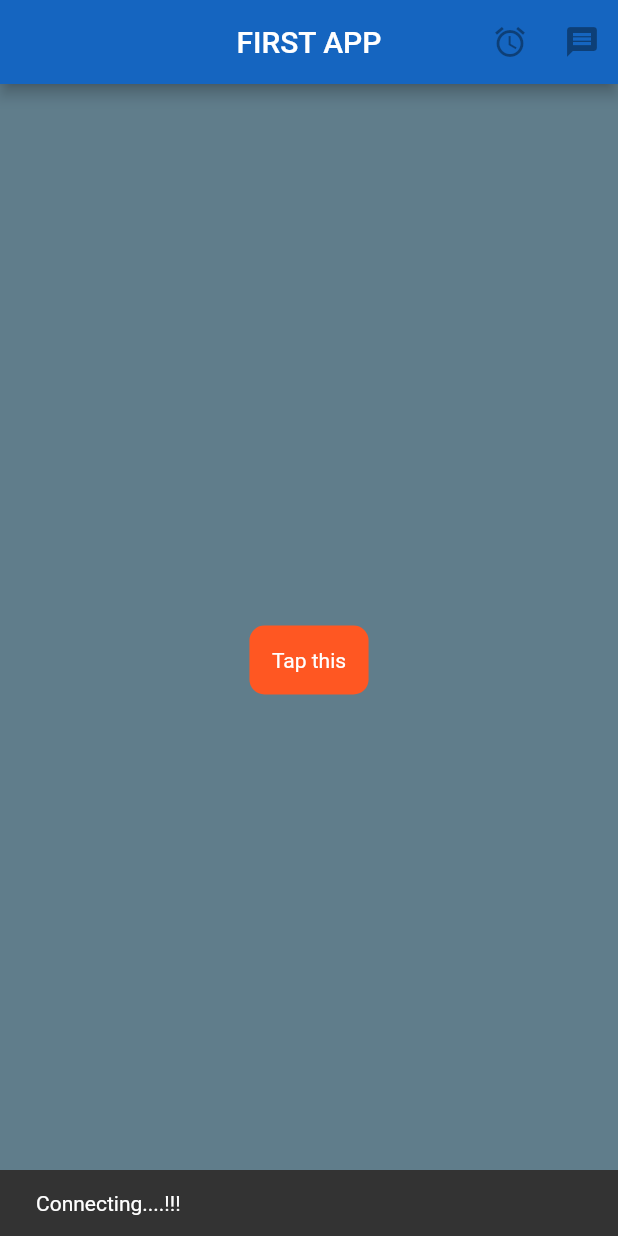
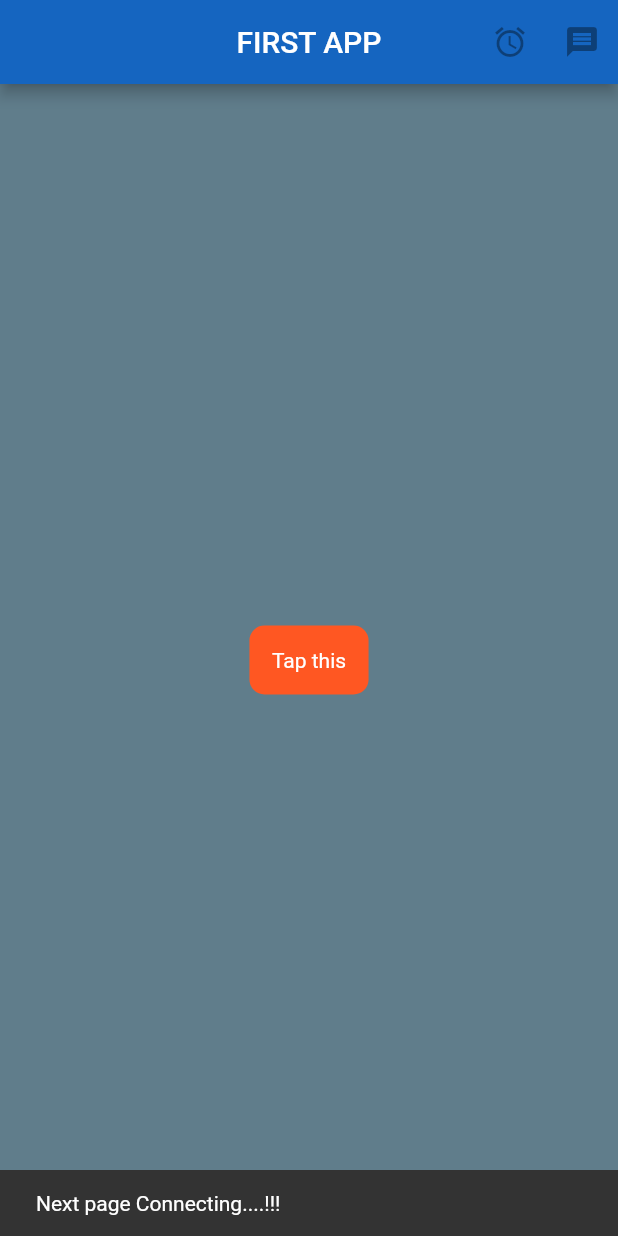
Before and after one commit to sanyhmahadi/UdemyCourse, a Flutter app: the screen it shows after launch, after a tap on "Tap this", on a phone screen of 412 x 824 dp. Run offline on Flutter 3.47's test engine with Material 2 defaults, Android fonts, the phone set to English and light mode, and no system bars.

Commit message:
Snackbar2

```diff
--- a/lib/ui/home.dart
+++ b/lib/ui/home.dart
@@ -51,7 +51,7 @@ class CustomButton extends StatelessWidget {
     return GestureDetector(
       onTap: () {
         final snackBar = SnackBar(
-          content: Text("Connecting....!!!"),
+          content: Text("Next page Connecting....!!!"),
         );
 
         Scaffold.of(context).showSnackBar(snackBar);
```
